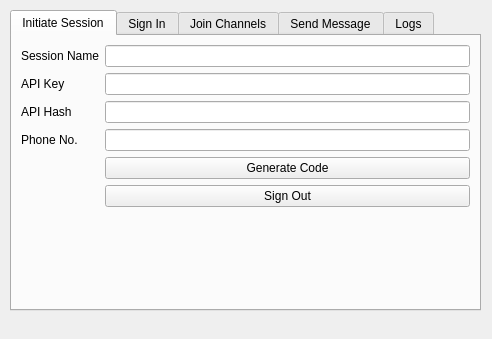
Qt form telegram/gui/ui/form.ui (vs4vijay/TGramBot) before a commit.
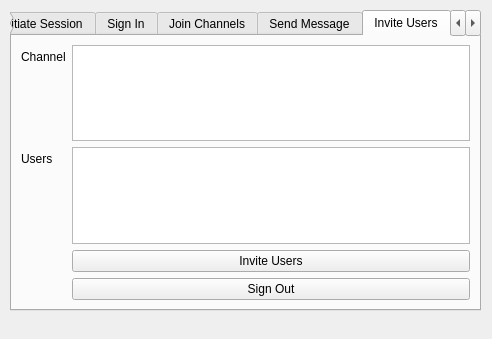
The same form after that commit. The open tabs and pages were chosen to show the change.

Commit message: Add Invite Users codebase and UI

Patch:
```diff
--- a/telegram/gui/ui/form.ui
+++ b/telegram/gui/ui/form.ui
@@ -269,6 +269,47 @@
      </item>
     </layout>
    </widget>
+   <widget class="QWidget" name="page_6_invite_users">
+    <attribute name="title">
+     <string>Invite Users</string>
+    </attribute>
+    <layout class="QFormLayout" name="formLayout_5">
+     <item row="0" column="0">
+      <widget class="QLabel" name="label_channel">
+       <property name="text">
+        <string>Channel</string>
+       </property>
+      </widget>
+     </item>
+     <item row="1" column="0">
+      <widget class="QLabel" name="label_users">
+       <property name="text">
+        <string>Users</string>
+       </property>
+      </widget>
+     </item>
+     <item row="0" column="1">
+      <widget class="QPlainTextEdit" name="input_channels_invite_users"/>
+     </item>
+     <item row="1" column="1">
+      <widget class="QPlainTextEdit" name="input_users_invite_users"/>
+     </item>
+     <item row="2" column="1">
+      <widget class="QPushButton" name="btn_invite_users">
+       <property name="text">
+        <string>Invite Users</string>
+       </property>
+      </widget>
+     </item>
+     <item row="3" column="1">
+      <widget class="QPushButton" name="btn_sign_out_invite_users">
+       <property name="text">
+        <string>Sign Out</string>
+       </property>
+      </widget>
+     </item>
+    </layout>
+   </widget>
    <widget class="QWidget" name="page_5_logs">
     <attribute name="title">
      <string>Logs</string>
```
The commit also changes 3 other files.
